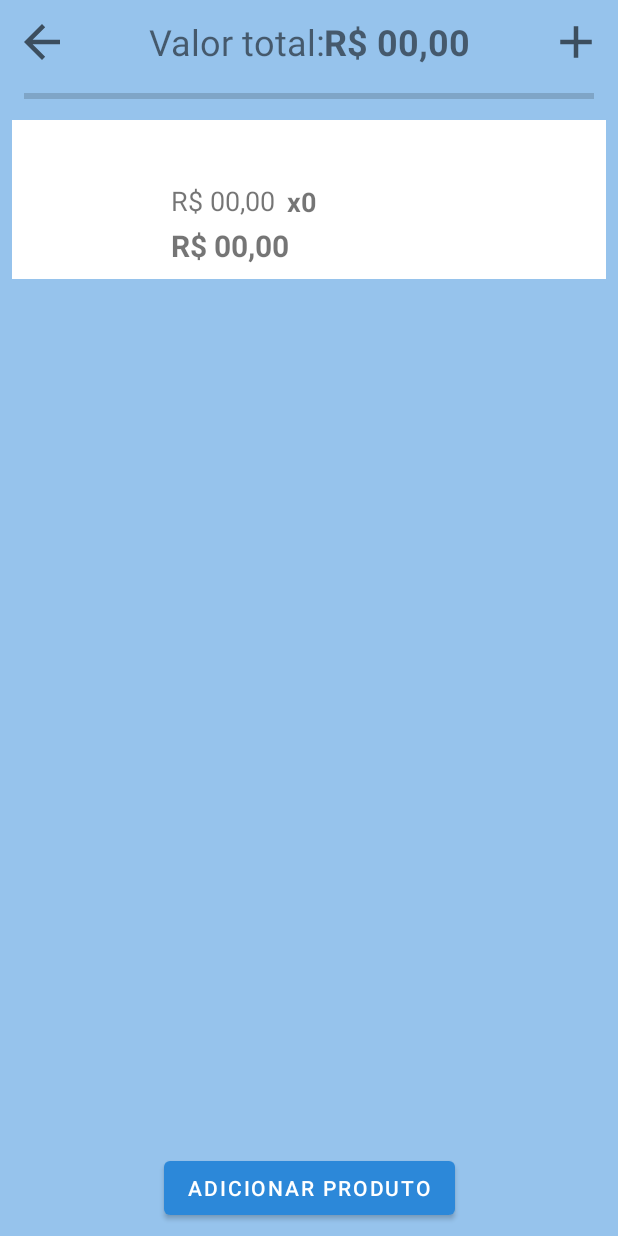
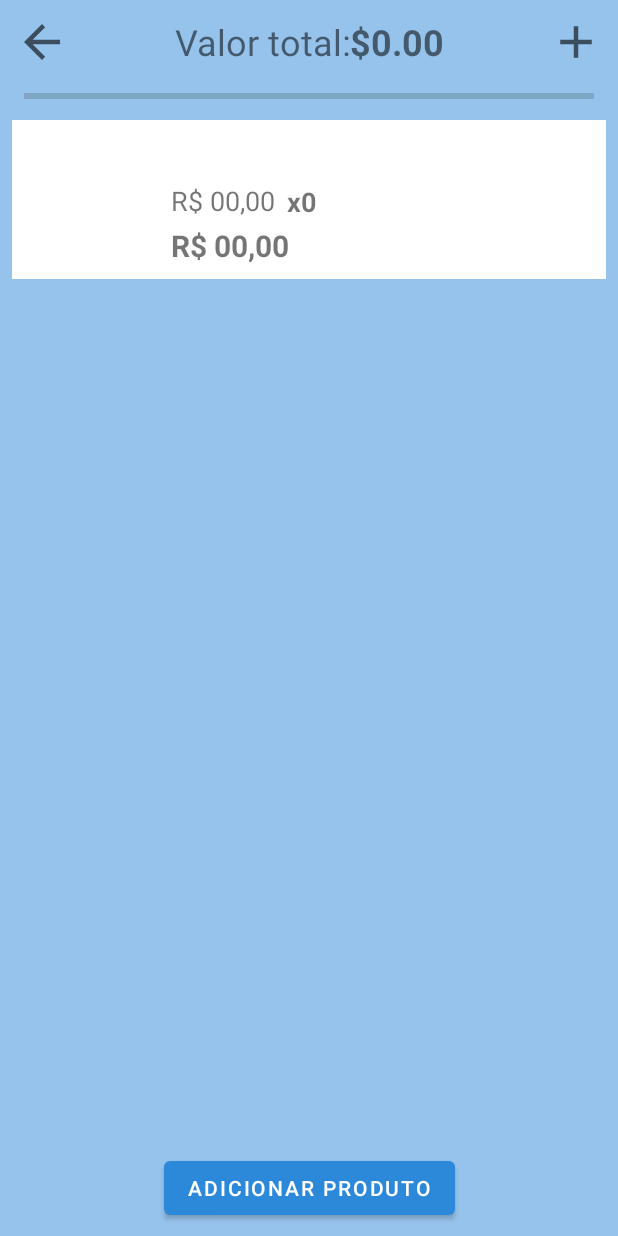
Before and after one commit to mattolivr/Mercapli, an Android app: the CarrinhoActivity screen opened directly, with no data from a screen before it, after a tap on "ADICIONAR", on a phone screen of 412 x 824 dp. Run offline under Robolectric (Android 15) with nearby library versions, the phone set to English and light mode, and no system bars; 6 statements that could not run were skipped; 2 other taps on this screen came first.

Commit message:
Carrinho de Compras retornando valor total

```diff
--- a/app/src/main/java/sp/senai/br/mercapli/CarrinhoActivity.java
+++ b/app/src/main/java/sp/senai/br/mercapli/CarrinhoActivity.java
@@ -2,12 +2,14 @@ package sp.senai.br.mercapli;
 
 import android.os.Bundle;
 import android.view.View;
-import android.view.ViewGroup;
+import android.widget.TextView;
 import android.widget.Toast;
 
 import androidx.appcompat.app.AppCompatActivity;
 import androidx.recyclerview.widget.LinearLayoutManager;
 import androidx.recyclerview.widget.RecyclerView;
+
+import java.text.NumberFormat;
 
 import sp.senai.br.mercapli.adapters.CompraAdapter;
 import sp.senai.br.mercapli.classes.Item;
@@ -15,7 +17,10 @@ import sp.senai.br.mercapli.classes.Item;
 import static sp.senai.br.mercapli.Constant.PROD_EDIT;
 
 public class CarrinhoActivity extends AppCompatActivity {
-    RecyclerView rvCompraProdutos;
+
+    private TextView tvValorTotal;
+    private RecyclerView rvCompraProdutos;
+
     CompraAdapter adapter = new CompraAdapter(this);
 
     @Override
@@ -25,11 +30,23 @@ public class CarrinhoActivity extends AppCompatActivity {
         getSupportActionBar().hide();
 
         rvCompraProdutos = findViewById(R.id.rvCompraProdutos);
+        tvValorTotal     = findViewById(R.id.tvValorTotal    );
 
+        RecyclerView.RecyclerListener recyclerListener = holder -> {
+            if(tvValorTotal != null){
+                atualizarValorTotal();
+            }
+        };
+
+        tvValorTotal.setText(
+                NumberFormat.getCurrencyInstance().format(0)
+        );
         rvCompraProdutos.setAdapter(adapter);
-        RecyclerView.LayoutManager layoutManager = new LinearLayoutManager(this, LinearLayoutManager.VERTICAL, false);
+        RecyclerView.LayoutManager layoutManager = new LinearLayoutManager(this, LinearLayoutManager.VERTICAL, true);
 
         rvCompraProdutos.setLayoutManager(layoutManager);
+
+        rvCompraProdutos.setRecyclerListener(recyclerListener);
     }
 
     public void closeActivity(){
@@ -52,4 +69,10 @@ public class CarrinhoActivity extends AppCompatActivity {
             Toast.makeText(this, "Por favor, termine de inserir o produto", Toast.LENGTH_SHORT).show();
         }
     }
+
+    public void atualizarValorTotal () {
+        tvValorTotal.setText(
+                NumberFormat.getCurrencyInstance().format(adapter.getValorTotal())
+        );
+    }
 }
--- a/app/src/main/java/sp/senai/br/mercapli/adapters/CompraAdapter.java
+++ b/app/src/main/java/sp/senai/br/mercapli/adapters/CompraAdapter.java
@@ -58,6 +58,16 @@ public class CompraAdapter extends RecyclerView.Adapter {
                 holder.qtde.setText("x" + produto.getQuantidade());
                 holder.precoFinal.setText(NumberFormat.getCurrencyInstance().format(produto.getValorFinal()));
 
+                // Ouvir clique para editar
+                holder.cLayout.setOnClickListener(view -> {
+                    if(!isEditing()){
+                        produto.setTypeView(PROD_EDIT);
+
+                        this.notifyItemChanged(position);
+                        this.setEditing(true);
+                    }
+                });
+
                 break;
             case PROD_EDIT: // Modo de Edição
                 setEditing(true); // Permitir somente 1 edição por vez
@@ -94,6 +104,19 @@ public class CompraAdapter extends RecyclerView.Adapter {
         return produtos.get(position).getTypeView();
     }
 
+    public Double getValorTotal() {
+        Double ValorTotal = 0.0;
+
+        for(int i = 0; i<produtos.size(); i++)
+        {
+            if( produtos.get(i).getValorFinal() != null){
+                ValorTotal += produtos.get(i).getValorFinal();
+            }
+        }
+
+        return ValorTotal;
+    }
+
     public void addProduto(Item produto){
         this.produtos.add(produto);
     }
--- a/app/src/main/java/sp/senai/br/mercapli/adapters/CompraViewHolder.java
+++ b/app/src/main/java/sp/senai/br/mercapli/adapters/CompraViewHolder.java
@@ -4,11 +4,13 @@ import android.view.View;
 import android.widget.Button;
 import android.widget.TextView;
 
+import androidx.constraintlayout.widget.ConstraintLayout;
 import androidx.recyclerview.widget.RecyclerView;
 
 import sp.senai.br.mercapli.R;
 
 public class CompraViewHolder extends RecyclerView.ViewHolder {
+    final ConstraintLayout cLayout;
     final TextView nome;
     final TextView preco;
     final TextView qtde;
@@ -26,6 +28,7 @@ public class CompraViewHolder extends RecyclerView.ViewHolder {
 
     public CompraViewHolder(View view) {
         super(view);
+        cLayout = (ConstraintLayout) view.findViewById(R.id.cl_produto_layout);
         nome    = (TextView) view.findViewById(R.id.nome_produto_layout );
         preco   = (TextView) view.findViewById(R.id.preco_produto_layout);
         qtde    = (TextView) view.findViewById(R.id.qtde_produto_layout );
--- a/app/src/main/res/layout/layout_produto.xml
+++ b/app/src/main/res/layout/layout_produto.xml
@@ -2,8 +2,10 @@
 <androidx.constraintlayout.widget.ConstraintLayout xmlns:android="http://schemas.android.com/apk/res/android"
     xmlns:app="http://schemas.android.com/apk/res-auto"
     xmlns:tools="http://schemas.android.com/tools"
+    android:id="@+id/cl_produto_layout"
     android:layout_width="match_parent"
     android:layout_height="wrap_content"
+    android:layout_marginBottom="8dp"
     android:background="@color/white">
 
     <TextView
--- a/app/src/main/res/layout/layout_produto_edit.xml
+++ b/app/src/main/res/layout/layout_produto_edit.xml
@@ -4,6 +4,7 @@
     xmlns:tools="http://schemas.android.com/tools"
     android:layout_width="match_parent"
     android:layout_height="wrap_content"
+    android:layout_marginBottom="8dp"
     android:background="@color/white">
 
     <ImageView
@@ -75,6 +76,7 @@
         android:layout_height="wrap_content"
         android:layout_marginTop="4dp"
         android:layout_marginEnd="8dp"
+        android:onClick="atualizarValorTotal"
         android:text="ADICIONAR"
         app:layout_constraintBottom_toBottomOf="parent"
         app:layout_constraintEnd_toEndOf="parent"
```
